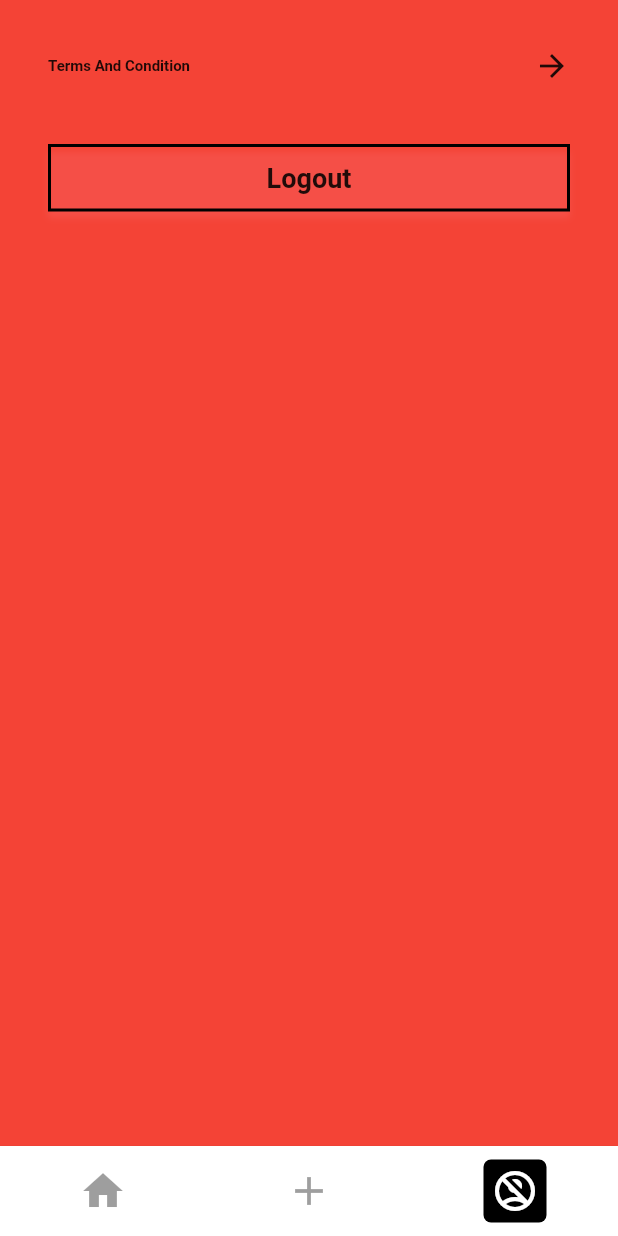
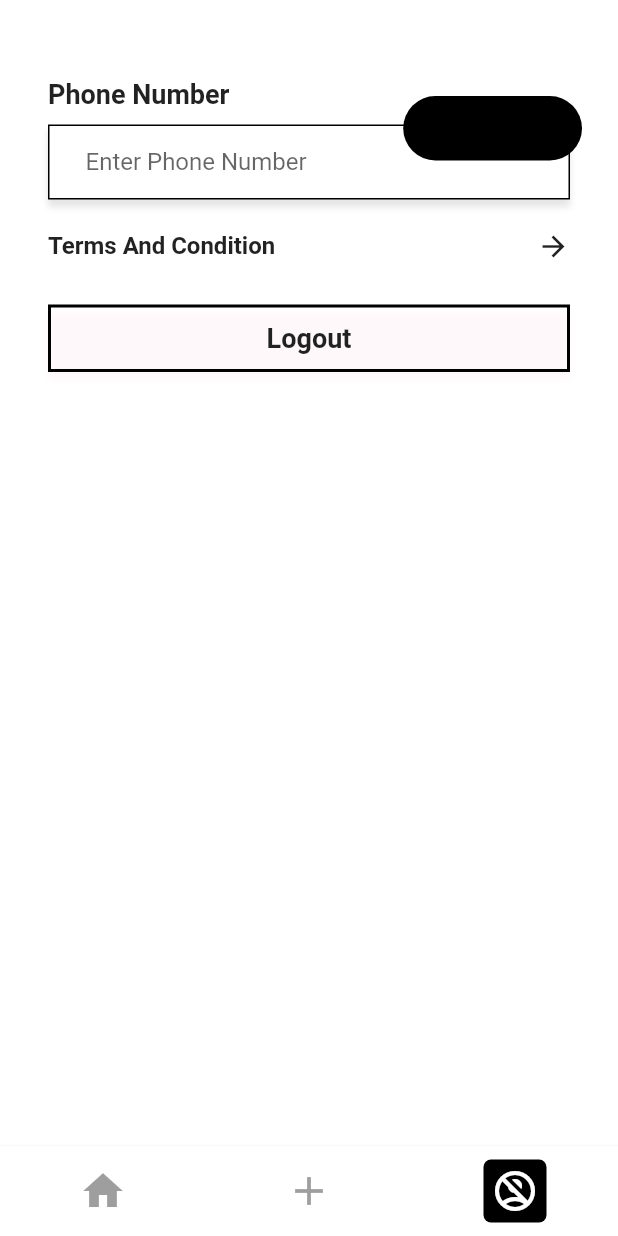
Before and after one commit to savagecarol/event_app, a Flutter app: the screen it shows after launch, item 3 of the bottom bar chosen, after a tap on "Logout", on a phone screen of 412 x 824 dp. Run offline on Flutter 3.47's test engine with Material 2 defaults, Android fonts, the phone set to English and light mode, and no system bars; our stand-ins replace fluttertoast; Roboto replaces fonts that are missing (Montserrat).

Commit message:
custom text feild

```diff
--- a/lib/presentation/SplashPage.dart
+++ b/lib/presentation/SplashPage.dart
@@ -79,7 +79,7 @@
         body: Column(
           children: <Widget>[Expanded(child: _getBody()), _getBottomBar()],
         ),
-        resizeToAvoidBottomInset: false,
+         resizeToAvoidBottomInset: false,
       ),
     );
   }
--- /dev/null
+++ b/lib/presentation/components/custom_text_button.dart
@@ -0,0 +1,41 @@
+import 'package:flutter/material.dart';
+
+class CustomTextButton extends StatelessWidget {
+  final String text;
+  final Function() onTap;
+  final IconData icon;
+  final bool isPostIcon;
+  final FontWeight fontWeight;
+  final double fontSize;
+  final double iconSize;
+  final EdgeInsets margin;
+
+  CustomTextButton(
+      {required this.text,
+      required this.onTap,
+      this.icon = Icons.arrow_forward_sharp,
+      this.isPostIcon = false,
+      this.fontWeight = FontWeight.w600,
+      this.fontSize = 18,
+      this.margin = const EdgeInsets.all(0),
+      this.iconSize = 18});
+
+  @override
+  Widget build(BuildContext context) {
+    return GestureDetector(
+        onTap: onTap,
+        child: Container(
+          margin: margin,
+          child: Row(
+            mainAxisAlignment: MainAxisAlignment.spaceBetween,
+            children: [
+              Text(
+                text,
+                style: TextStyle(fontWeight: fontWeight, fontSize: fontSize),
+              ),
+              (isPostIcon) ? Icon(icon, size: iconSize) : Container()
+            ],
+          ),
+        ));
+  }
+}
--- /dev/null
+++ b/lib/presentation/components/custom_text_field.dart
@@ -0,0 +1,64 @@
+import 'package:event_app/utils/colors_constants.dart';
+import 'package:event_app/utils/global.dart';
+import 'package:flutter/material.dart';
+import 'package:flutter/services.dart';
+
+class CustomTextField extends StatelessWidget {
+  final String hintText;
+  final String initialValue;
+  final double width;
+  final TextInputType textInputType;
+  final Function(String?)? onChange;
+  final IconData icon;
+  final bool isPrefixIcon;
+  final bool obstruct;
+
+   CustomTextField({
+    required this.hintText,
+    required this.initialValue,
+    required this.width,
+    required this.onChange,
+    this.textInputType = TextInputType.text,
+    this.icon = Icons.location_on,
+    this.isPrefixIcon = false,
+    this.obstruct = false,
+  });
+
+  @override
+  Widget build(BuildContext context) {
+    return Container(
+      padding: EdgeInsets.symmetric(
+        horizontal: 8,
+      ),
+      decoration: BoxDecoration(color: Colors.white,
+      border: Border.all(width: 1 , color: Colors.black),
+       boxShadow: [
+        BoxShadow(
+            color: Colors.black.withOpacity(.1),
+            blurRadius: 3,
+            offset: Offset(0, 5))
+      ]),
+      child: Padding(
+        padding: (isPrefixIcon) ? EdgeInsets.all(0) : EdgeInsets.only(left: 16),
+        child: TextFormField(
+          maxLength: 10,
+          obscureText: obstruct,
+            onChanged: onChange,
+            keyboardType: textInputType,
+            style: TextStyle(fontSize: 16),
+            decoration: InputDecoration(
+                counterText: "",
+                border: InputBorder.none,
+                hintText: hintText,
+                prefixIcon: isPrefixIcon
+                    ? Icon(
+                        icon,
+                        color: Colors.black,
+                      )
+                    : null,
+                hintStyle:
+                    const TextStyle(fontSize: 16, fontWeight: FontWeight.w400))),
+      ),
+    );
+  }
+}
--- a/lib/presentation/pages/profile.dart
+++ b/lib/presentation/pages/profile.dart
@@ -1,8 +1,14 @@
+import 'package:event_app/presentation/Auth.dart';
 import 'package:event_app/presentation/components/custom_button.dart';
+import 'package:event_app/presentation/components/custom_text_button.dart';
+import 'package:event_app/presentation/components/custom_text_field.dart';
 import 'package:event_app/utils/colors_constants.dart';
+import 'package:event_app/utils/url_constants.dart';
 import 'package:flutter/material.dart';
 import 'package:flutter/src/widgets/container.dart';
 import 'package:url_launcher/url_launcher.dart';
+
+import '../../utils/global.dart';
 
 class Profile extends StatefulWidget {
   const Profile({super.key});
@@ -15,42 +21,68 @@
   var t = "login";
   var isLgOutButtonLoading = false;
 
+  String? phoneNumber;
+
   @override
   Widget build(BuildContext context) {
     return Container(
-      color: Colors.red,
+      color: Colors.white,
       padding: const EdgeInsets.all(32),
       child: SingleChildScrollView(
         child: Column(
+          crossAxisAlignment: CrossAxisAlignment.start,
           children: [
-            InkWell(
-              onTap: () async{
-                const url = 'https://www.geeksforgeeks.org/';
-              if (await canLaunch(url)) {
-                await launch(url);
-              } else {
-                throw 'Could not launch $url';
-              }
+            SizedBox(height: 20),
+            const Text(
+              "Phone Number",
+              style: TextStyle(fontWeight: FontWeight.bold, fontSize: 18),
+            ),
+            SizedBox(height: 10),
+            CustomTextField(
+              hintText: "Enter Phone Number",
+              initialValue: "",
+              width: double.infinity,
+              onChange: (value) {
+                phoneNumber = value!;
+                print(phoneNumber);
               },
-              child: Row(
-                mainAxisAlignment: MainAxisAlignment.spaceBetween,
-                children: const [
-                  Text("Terms And Condition" , style: TextStyle( fontWeight:  FontWeight.bold , fontSize: 10), ),
-                  InkWell(
-                    child: Icon(Icons.arrow_forward))
-                ],
-              ),
             ),
-
             SizedBox(height: 20),
 
 
 
-            SizedBox(height: 20),
 
 
+
+
+  CustomTextButton(text:   "Terms And Condition",
+        isPostIcon: true,
+        margin: EdgeInsets.only(bottom: 8),
+        fontSize: 16,
+        iconSize: 22,
+          onTap: () async {
+                const url = 'https://www.geeksforgeeks.org/';
+                if (await canLaunch(url)) {
+                  await launch(url);
+                } else {
+                  throw 'Could not launch $url';
+                }
+              }),
+
+
+
+
+
+            SizedBox(height: 20),
             CustomButton(
               onTap: () {
+                var p = validatePhoneNumber(phoneNumber);
+                if (p != null) {
+                  showToast(msg: p);
+                  return;
+                }
+
+                Navigator.pushReplacementNamed(context, Urlconstants.authUrl);
               },
               containerColor: Colors.transparent,
               shadowColor: ColorConstants.pink,
@@ -60,7 +92,6 @@
             )
           ],
         ),
-
       ),
     );
   }
--- a/lib/utils/global.dart
+++ b/lib/utils/global.dart
@@ -1,3 +1,30 @@
 import 'package:flutter/material.dart';
+import 'package:fluttertoast/fluttertoast.dart';
 
 var currentPage = 0;
+
+String? validatePhoneNumber(String? phone) {
+  String? required = requiredString(phone);
+  if (required != null) return required;
+  Pattern pattern = r'^(?:[+0]9)?[0-9]{10}$';
+  RegExp regex = RegExp(pattern.toString());
+  return (!regex.hasMatch(phone!)) ? 'Enter Valid Phone Number!!' : null;
+}
+
+String? requiredString(String? value) {
+  if (value == null || value.isEmpty) return 'Required !!!';
+  return null;
+}
+
+showToast({required String? msg}) {
+  if (msg != null) {
+    Fluttertoast.showToast(
+        msg: msg,
+        toastLength: Toast.LENGTH_SHORT,
+        gravity: ToastGravity.TOP_RIGHT,
+        timeInSecForIosWeb: 2,
+        backgroundColor: Colors.black,
+        textColor: Colors.black,
+        fontSize: 16.0);
+  }
+}
--- a/pubspec.yaml
+++ b/pubspec.yaml
@@ -32,6 +32,7 @@
   flutter:
     sdk: flutter
   url_launcher: 6.0.0
+  fluttertoast: ^8.2.2
 
   # The following adds the Cupertino Icons font to your application.
   # Use with the CupertinoIcons class for iOS style icons.
```
Also changed, not shown: pubspec.lock.
